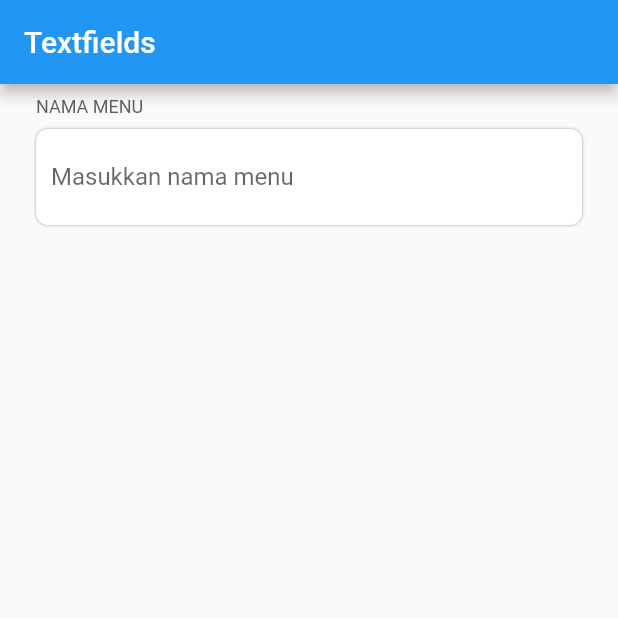
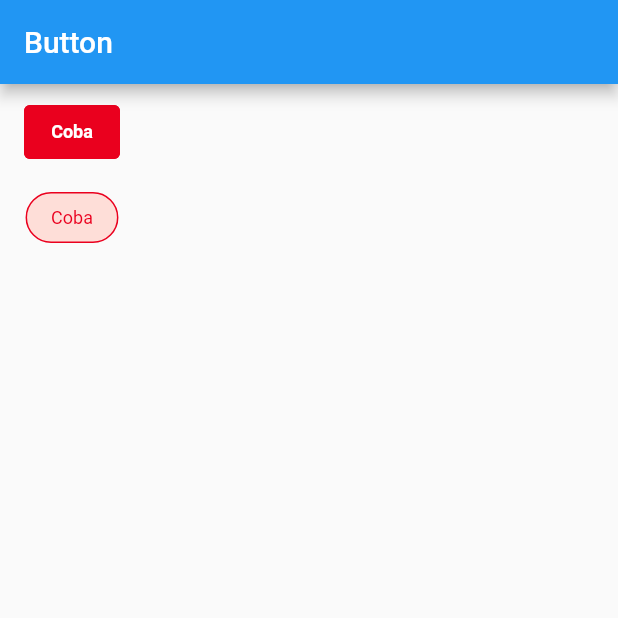
Before and after one commit to fachryrahardhians/cafetaria, a Flutter app: the screen it shows after launch, on a phone screen of 412 x 824 dp, the top half of it. Run offline on Flutter 3.47's test engine with Material 2 defaults, Android fonts, the phone set to English and light mode, and no system bars.

Commit message:
add buttons , add tiles

```diff
--- a/lib/components/buttons/reusables_buttons.dart
+++ b/lib/components/buttons/reusables_buttons.dart
@@ -1,10 +1,63 @@
+import 'package:cafetaria/styles/colors.dart';
+import 'package:cafetaria/styles/text_styles.dart';
 import 'package:flutter/material.dart';
 
 class ReusableButton1 extends StatelessWidget {
-  const ReusableButton1({Key? key}) : super(key: key);
+  ReusableButton1({Key? key, required this.label,required this
+      .onPressed,this.backgroundColor}) :
+        super(key: key);
+
+  String label;
+  Function() onPressed;
+  Color? backgroundColor;
+  Color? borderColor;
+  @override
+  Widget build(BuildContext context) {
+    return Container(
+      margin: EdgeInsets.symmetric(vertical: 8,horizontal: 16),
+      child: OutlinedButton(
+        child: Text(label,style: normalText.copyWith(fontWeight: FontWeight
+            .bold,color: Colors.white),),
+        onPressed: onPressed,
+        style: OutlinedButton.styleFrom(
+          backgroundColor: backgroundColor ?? MyColors.red1,
+          side: BorderSide(
+            color: borderColor ?? MyColors.red1,
+          )
+        ),
+      ),
+    );
+  }
+}
+
+class CategoryButton extends StatelessWidget {
+  CategoryButton({Key? key,required this.label,required this.onPressed,this
+      .borderColor,this.backgroundColor}) : super
+(key:
+key);
+
+  String label;
+  Function() onPressed;
+  Color? backgroundColor;
+  Color? borderColor;
 
   @override
   Widget build(BuildContext context) {
-    return Container();
+    return InkWell(
+      onTap: onPressed,
+      child: Container(
+        margin: EdgeInsets.symmetric(horizontal: 8,vertical: 8),
+        padding: EdgeInsets.symmetric(vertical: 9,horizontal: 16),
+        decoration: BoxDecoration(
+          color: backgroundColor ?? Color(0xffFEDED8),
+          borderRadius: const BorderRadius.horizontal(right: Radius.circular(25),
+              left: Radius.circular(25)),
+          border: Border.all(
+            color: borderColor ?? MyColors.red1,
+          )
+        ),
+        child: Text(label,style: normalText.copyWith(color: MyColors.red1),),
+      ),
+    );
   }
 }
--- /dev/null
+++ b/lib/components/buttons/test_buttons.dart
@@ -0,0 +1,21 @@
+import 'package:cafetaria/components/buttons/reusables_buttons.dart';
+import 'package:flutter/material.dart';
+
+class TestButtons extends StatelessWidget {
+  const TestButtons({Key? key}) : super(key: key);
+
+  @override
+  Widget build(BuildContext context) {
+    return Scaffold(
+      appBar: AppBar(
+        title: Text("Button"),
+      ),
+      body: Column(
+        children: [
+          ReusableButton1(label: "Coba", onPressed: () {}),
+          CategoryButton(label: "Coba", onPressed: () {}),
+        ],
+      ),
+    );
+  }
+}
--- a/lib/components/textfields/test_textfield.dart
+++ b/lib/components/textfields/test_textfield.dart
@@ -16,6 +16,7 @@ class TestComponentTextfields extends StatelessWidget {
         shrinkWrap: true,
         children: [
           CustomTextfield1(label: "NAMA MENU",hint: "Masukkan nama menu",),
+          SearchTextfield1()
         ],
       ),
     );
--- a/lib/main.dart
+++ b/lib/main.dart
@@ -1,4 +1,6 @@
+import 'package:cafetaria/components/buttons/test_buttons.dart';
 import 'package:cafetaria/components/textfields/test_textfield.dart';
+import 'package:cafetaria/components/tiles/test_custom_tiles.dart';
 import 'package:flutter/material.dart';
 
 void main() {
@@ -25,7 +27,7 @@ class MyApp extends StatelessWidget {
         // is not restarted.
         primarySwatch: Colors.blue,
       ),
-      home: const TestComponentTextfields(),
+      home: const TestButtons(),
     );
   }
 }
--- a/lib/styles/colors.dart
+++ b/lib/styles/colors.dart
@@ -9,4 +9,5 @@ class MyColors{
   static const Color whiteGrey1 = Color(0xfff2f2f2);
   static const Color disabledRed1 = Color(0xffFE8F7D);
   static const Color grey1 = Color(0xff5C5E61);
+  static const Color grey2 = Color(0xffB1B5BA);
 }
```
Also changed, not shown: lib/components/textfields/reusable_textfields.dart (+65 -2 lines), lib/components/tiles/custom_tiles.dart (added, +222 -0 lines), lib/components/tiles/test_custom_tiles.dart (added, +22 -0 lines), lib/styles/text_styles.dart (added, +7 -0 lines).
